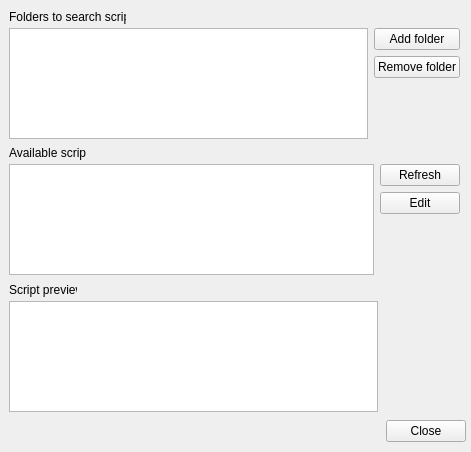
Old version of the form src/ugeneui/src/script/ui/ScriptLibraryEditor.ui in the repository violethaze74/ugene.
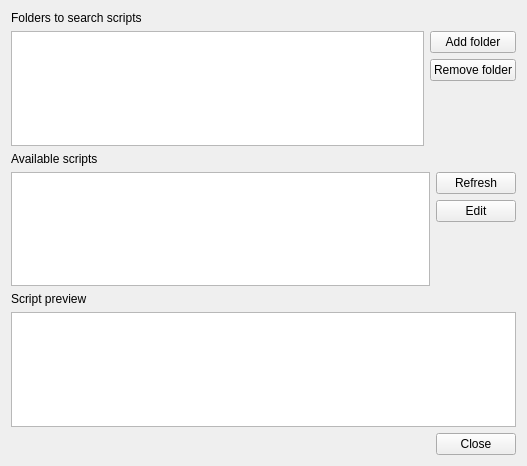
New version of the form.

The edit to the form file:
```diff
--- a/src/ugeneui/src/script/ui/ScriptLibraryEditor.ui
+++ b/src/ugeneui/src/script/ui/ScriptLibraryEditor.ui
@@ -6,162 +6,118 @@
    <rect>
     <x>0</x>
     <y>0</y>
-    <width>471</width>
-    <height>452</height>
+    <width>527</width>
+    <height>466</height>
    </rect>
   </property>
   <property name="windowTitle">
    <string>Form</string>
   </property>
+  <layout class="QVBoxLayout" name="verticalLayout">
+   <item>
   <widget class="QLabel" name="label">
-   <property name="geometry">
-    <rect>
-     <x>9</x>
-     <y>9</y>
-     <width>117</width>
-     <height>16</height>
-    </rect>
-   </property>
    <property name="text">
     <string>Folders to search scripts</string>
    </property>
   </widget>
+   </item>
+   <item>
+    <layout class="QGridLayout" name="gridLayout">
+     <item row="0" column="0" rowspan="3">
+      <widget class="QListView" name="folderList"/>
+     </item>
+     <item row="0" column="1">
+      <widget class="QPushButton" name="addFolderButton">
+       <property name="text">
+        <string>Add folder</string>
+       </property>
+      </widget>
+     </item>
+     <item row="1" column="1">
+      <widget class="QPushButton" name="removeFolderButton">
+       <property name="text">
+        <string>Remove folder</string>
+       </property>
+      </widget>
+     </item>
+     <item row="2" column="1">
+      <spacer name="spacer2">
+       <property name="orientation">
+        <enum>Qt::Vertical</enum>
+       </property>
+       <property name="sizeHint" stdset="0">
+        <size>
+         <width>17</width>
+         <height>40</height>
+        </size>
+       </property>
+      </spacer>
+     </item>
+    </layout>
+   </item>
+   <item>
   <widget class="QLabel" name="label_2">
-   <property name="geometry">
-    <rect>
-     <x>9</x>
-     <y>145</y>
-     <width>77</width>
-     <height>16</height>
-    </rect>
-   </property>
    <property name="text">
     <string>Available scripts</string>
    </property>
   </widget>
+   </item>
+   <item>
+    <layout class="QGridLayout" name="gridLayout_2">
+     <item row="0" column="0" rowspan="3">
+      <widget class="QListWidget" name="scriptList"/>
+     </item>
+     <item row="0" column="1">
+      <widget class="QPushButton" name="refreshButton">
+       <property name="text">
+        <string>Refresh</string>
+       </property>
+      </widget>
+     </item>
+     <item row="1" column="1">
+      <widget class="QPushButton" name="editButton">
+       <property name="text">
+        <string>Edit</string>
+       </property>
+      </widget>
+     </item>
+     <item row="2" column="1">
+      <spacer name="spacer2_2">
+       <property name="orientation">
+        <enum>Qt::Vertical</enum>
+       </property>
+       <property name="sizeHint" stdset="0">
+        <size>
+         <width>17</width>
+         <height>40</height>
+        </size>
+       </property>
+      </spacer>
+     </item>
+    </layout>
+   </item>
+   <item>
   <widget class="QLabel" name="label_3">
-   <property name="geometry">
-    <rect>
-     <x>9</x>
-     <y>282</y>
-     <width>68</width>
-     <height>16</height>
-    </rect>
-   </property>
    <property name="text">
     <string>Script preview</string>
    </property>
   </widget>
+   </item>
+   <item>
   <widget class="QTextEdit" name="scriptViewEdit">
-   <property name="geometry">
-    <rect>
-     <x>9</x>
-     <y>301</y>
-     <width>369</width>
-     <height>111</height>
-    </rect>
-   </property>
    <property name="readOnly">
     <bool>true</bool>
    </property>
   </widget>
+   </item>
+   <item>
   <widget class="QDialogButtonBox" name="buttonBox">
-   <property name="geometry">
-    <rect>
-     <x>310</x>
-     <y>420</y>
-     <width>156</width>
-     <height>23</height>
-    </rect>
-   </property>
    <property name="standardButtons">
     <set>QDialogButtonBox::Close</set>
    </property>
   </widget>
-  <widget class="QWidget" name="layoutWidget">
-   <property name="geometry">
-    <rect>
-     <x>9</x>
-     <y>164</y>
-     <width>451</width>
-     <height>111</height>
-    </rect>
-   </property>
-   <layout class="QGridLayout" name="gridLayout_2">
-    <item row="0" column="0" rowspan="3">
-     <widget class="QListWidget" name="scriptList"/>
-    </item>
-    <item row="0" column="1">
-     <widget class="QPushButton" name="refreshButton">
-      <property name="text">
-       <string>Refresh</string>
-      </property>
-     </widget>
-    </item>
-    <item row="1" column="1">
-     <widget class="QPushButton" name="editButton">
-      <property name="text">
-       <string>Edit</string>
-      </property>
-     </widget>
-    </item>
-    <item row="2" column="1">
-     <spacer name="spacer2_2">
-      <property name="orientation">
-       <enum>Qt::Vertical</enum>
-      </property>
-      <property name="sizeHint" stdset="0">
-       <size>
-        <width>17</width>
-        <height>40</height>
-       </size>
-      </property>
-     </spacer>
-    </item>
-   </layout>
-  </widget>
-  <widget class="QWidget" name="layoutWidget">
-   <property name="geometry">
-    <rect>
-     <x>9</x>
-     <y>28</y>
-     <width>451</width>
-     <height>111</height>
-    </rect>
-   </property>
-   <layout class="QGridLayout" name="gridLayout">
-    <item row="0" column="0" rowspan="3">
-     <widget class="QListView" name="folderList"/>
-    </item>
-    <item row="0" column="1">
-     <widget class="QPushButton" name="addFolderButton">
-      <property name="text">
-       <string>Add folder</string>
-      </property>
-     </widget>
-    </item>
-    <item row="1" column="1">
-     <widget class="QPushButton" name="removeFolderButton">
-      <property name="text">
-       <string>Remove folder</string>
-      </property>
-     </widget>
-    </item>
-    <item row="2" column="1">
-     <spacer name="spacer2">
-      <property name="orientation">
-       <enum>Qt::Vertical</enum>
-      </property>
-      <property name="sizeHint" stdset="0">
-       <size>
-        <width>17</width>
-        <height>40</height>
-       </size>
-      </property>
-     </spacer>
-    </item>
-   </layout>
-  </widget>
+   </item>
+  </layout>
  </widget>
  <resources/>
  <connections/>
```
Lines whose indentation alone changed are shown as unchanged.
